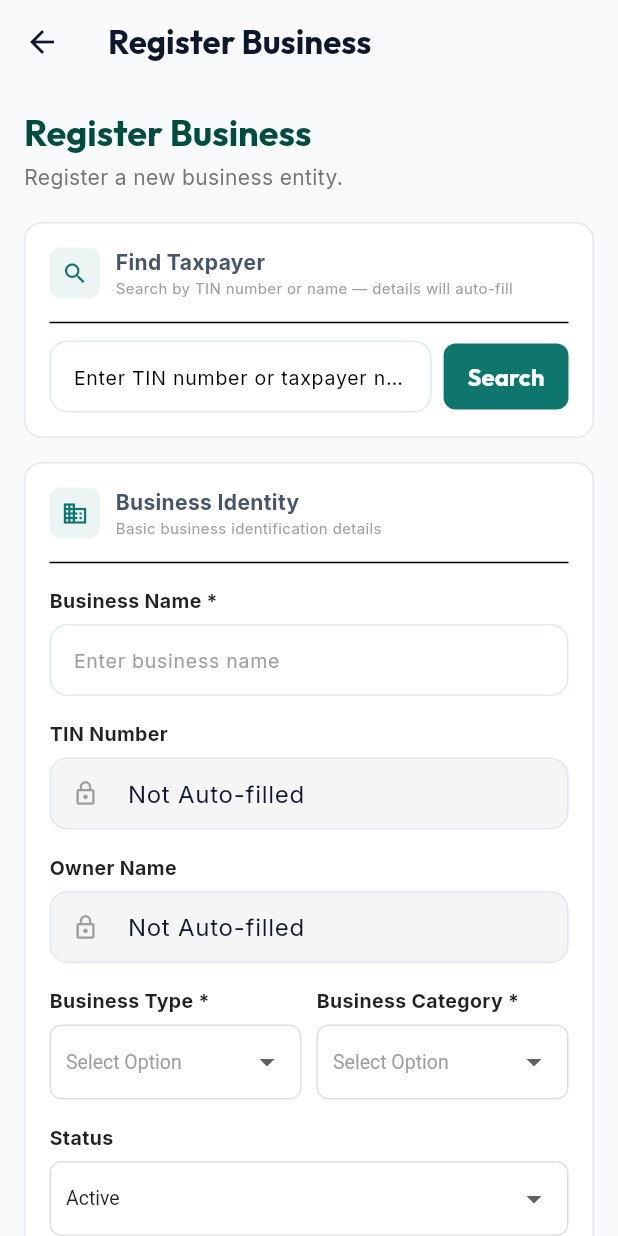
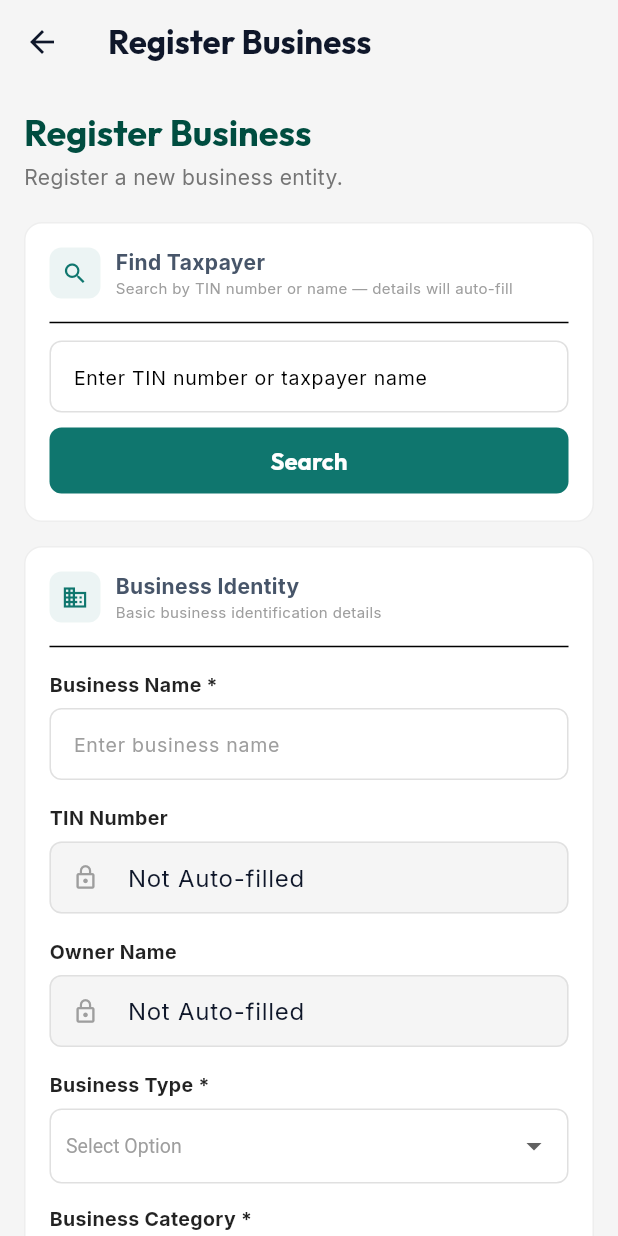
Before and after one commit to abdulmmh/nirapod-mobile-app, a Flutter app: the BusinessCreateScreen screen opened by its route, on a phone screen of 412 x 824 dp. Run offline on Flutter 3.47's test engine with Material 3 defaults, Android fonts, the phone set to English and light mode, and no system bars; our stand-ins replace dio, google_fonts, shared_preferences; accounts and stored records are empty.

Commit message:
feat: implement business management screens, taxpayer data models, and provider logic

```diff
--- a/lib/data/models/taxpayer.dart
+++ b/lib/data/models/taxpayer.dart
@@ -48,7 +48,7 @@ class Taxpayer {
       id: json['id'] ?? 0,
       fullName: json['fullName'],
       companyName: json['companyName'],
-      tin: json['tin'],
+      tin: json['tin'] ?? json['tinNumber'],
       nid: json['nid'],
       dateOfBirth: json['dateOfBirth'],
       gender: json['gender'],
--- a/lib/ui/screens/business/business_create_screen.dart
+++ b/lib/ui/screens/business/business_create_screen.dart
@@ -173,11 +173,12 @@ class _BusinessCreateScreenState extends State<BusinessCreateScreen> {
     final isDark = theme.brightness == Brightness.dark;
 
     return Scaffold(
+      backgroundColor: const Color(0xFFF5F5F5),
       appBar: AppBar(
         title: const Text('Register Business'),
         elevation: 0,
         backgroundColor: Colors.transparent,
-        foregroundColor: isDark ? Colors.white : Colors.black,
+        foregroundColor: Colors.black,
       ),
       body: SingleChildScrollView(
         padding: const EdgeInsets.all(16),
@@ -191,14 +192,14 @@ class _BusinessCreateScreenState extends State<BusinessCreateScreen> {
                 'Register Business',
                 style: theme.textTheme.headlineSmall?.copyWith(
                   fontWeight: FontWeight.bold,
-                  color: isDark ? Colors.white : Colors.teal.shade900,
+                  color: Colors.teal.shade900,
                 ),
               ),
               const SizedBox(height: 4),
               Text(
                 'Register a new business entity.',
                 style: theme.textTheme.bodyMedium?.copyWith(
-                  color: isDark ? Colors.white70 : Colors.grey.shade600,
+                  color: Colors.grey.shade600,
                 ),
               ),
               const SizedBox(height: 20),
@@ -210,8 +211,9 @@ class _BusinessCreateScreenState extends State<BusinessCreateScreen> {
                 icon: Icons.search,
                 isDark: isDark,
                 children: [
-                  Row(
-                    children: [
+                  _buildResponsiveRow(
+                    context,
+                    [
                       Expanded(
                         child: TextField(
                           controller: _searchController,
@@ -219,13 +221,19 @@ class _BusinessCreateScreenState extends State<BusinessCreateScreen> {
                             hintText: 'Enter TIN number or taxpayer name',
                             hintStyle: const TextStyle(fontSize: 13),
                             filled: true,
-                            fillColor: isDark ? AppColors.backgroundDark : Colors.white,
-                            border: OutlineInputBorder(borderRadius: BorderRadius.circular(8)),
+                            fillColor: Colors.white,
+                            border: OutlineInputBorder(
+                              borderRadius: BorderRadius.circular(8),
+                              borderSide: BorderSide(color: Colors.grey.shade300),
+                            ),
+                            enabledBorder: OutlineInputBorder(
+                              borderRadius: BorderRadius.circular(8),
+                              borderSide: BorderSide(color: Colors.grey.shade300),
+                            ),
                             contentPadding: const EdgeInsets.symmetric(horizontal: 12, vertical: 8),
                           ),
                         ),
                       ),
-                      const SizedBox(width: 8),
                       ElevatedButton(
                         style: ElevatedButton.styleFrom(
                           backgroundColor: AppColors.primary,
@@ -237,6 +245,7 @@ class _BusinessCreateScreenState extends State<BusinessCreateScreen> {
                         child: const Text('Search', style: TextStyle(fontWeight: FontWeight.bold)),
                       ),
                     ],
+                    spacing: 8,
                   ),
                   if (_isAutoFilled) ...[
                     const SizedBox(height: 12),
@@ -301,8 +310,9 @@ class _BusinessCreateScreenState extends State<BusinessCreateScreen> {
                     decoration: _inputDecoration('', isDark, isLocked: true),
                   ),
                   const SizedBox(height: 12),
-                  Row(
-                    children: [
+                  _buildResponsiveRow(
+                    context,
+                    [
                       Expanded(
                         child: Column(
                           crossAxisAlignment: CrossAxisAlignment.start,
@@ -312,7 +322,6 @@ class _BusinessCreateScreenState extends State<BusinessCreateScreen> {
                           ],
                         ),
                       ),
-                      const SizedBox(width: 10),
                       Expanded(
                         child: Column(
                           crossAxisAlignment: CrossAxisAlignment.start,
@@ -345,8 +354,9 @@ class _BusinessCreateScreenState extends State<BusinessCreateScreen> {
                     decoration: _inputDecoration('e.g. TL-44821', isDark),
                   ),
                   const SizedBox(height: 12),
-                  Row(
-                    children: [
+                  _buildResponsiveRow(
+                    context,
+                    [
                       Expanded(
                         child: Column(
                           crossAxisAlignment: CrossAxisAlignment.start,
@@ -356,7 +366,6 @@ class _BusinessCreateScreenState extends State<BusinessCreateScreen> {
                           ],
                         ),
                       ),
-                      const SizedBox(width: 10),
                       Expanded(
                         child: Column(
                           crossAxisAlignment: CrossAxisAlignment.start,
@@ -396,8 +405,9 @@ class _BusinessCreateScreenState extends State<BusinessCreateScreen> {
                     decoration: _inputDecoration('01xxx-xxxxxx', isDark),
                   ),
                   const SizedBox(height: 12),
-                  Row(
-                    children: [
+                  _buildResponsiveRow(
+                    context,
+                    [
                       Expanded(
                         child: Column(
                           crossAxisAlignment: CrossAxisAlignment.start,
@@ -407,7 +417,6 @@ class _BusinessCreateScreenState extends State<BusinessCreateScreen> {
                           ],
                         ),
                       ),
-                      const SizedBox(width: 10),
                       Expanded(
                         child: Column(
                           crossAxisAlignment: CrossAxisAlignment.start,
@@ -519,12 +528,16 @@ class _BusinessCreateScreenState extends State<BusinessCreateScreen> {
       hintStyle: const TextStyle(fontSize: 13, color: Colors.grey),
       filled: true,
       fillColor: isLocked
-          ? (isDark ? Colors.grey.shade900 : Colors.grey.shade100)
-          : (isDark ? AppColors.backgroundDark : Colors.white),
+          ? Colors.grey.shade100
+          : Colors.white,
       prefixIcon: isLocked ? const Icon(Icons.lock_outline, size: 18, color: Colors.grey) : null,
       border: OutlineInputBorder(
         borderRadius: BorderRadius.circular(8),
-        borderSide: BorderSide(color: isDark ? AppColors.borderDark : Colors.grey.shade300),
+        borderSide: BorderSide(color: Colors.grey.shade300),
+      ),
+      enabledBorder: OutlineInputBorder(
+        borderRadius: BorderRadius.circular(8),
+        borderSide: BorderSide(color: Colors.grey.shade300),
       ),
       contentPadding: const EdgeInsets.symmetric(horizontal: 12, vertical: 10),
     );
@@ -539,17 +552,17 @@ class _BusinessCreateScreenState extends State<BusinessCreateScreen> {
     return Container(
       padding: const EdgeInsets.symmetric(horizontal: 10),
       decoration: BoxDecoration(
-        color: isDark ? AppColors.backgroundDark : Colors.white,
+        color: Colors.white,
         borderRadius: BorderRadius.circular(8),
-        border: Border.all(color: isDark ? AppColors.borderDark : Colors.grey.shade300),
+        border: Border.all(color: Colors.grey.shade300),
       ),
       child: DropdownButtonHideUnderline(
         child: DropdownButton<String>(
           value: selected,
           hint: const Text('Select Option', style: TextStyle(fontSize: 13, color: Colors.grey)),
           isExpanded: true,
-          style: TextStyle(fontSize: 13, color: isDark ? Colors.white : Colors.black87),
-          items: items.map((i) => DropdownMenuItem<String>(value: i, child: Text(i))).toList(),
+          style: const TextStyle(fontSize: 13, color: Colors.black87),
+          items: items.map((i) => DropdownMenuItem<String>(value: i, child: Text(i, style: const TextStyle(color: Colors.black87)))).toList(),
           onChanged: onChanged,
         ),
       ),
@@ -562,22 +575,56 @@ class _BusinessCreateScreenState extends State<BusinessCreateScreen> {
       child: Container(
         padding: const EdgeInsets.symmetric(horizontal: 12, vertical: 12),
         decoration: BoxDecoration(
-          color: isDark ? AppColors.backgroundDark : Colors.white,
+          color: Colors.white,
           borderRadius: BorderRadius.circular(8),
-          border: Border.all(color: isDark ? AppColors.borderDark : Colors.grey.shade300),
+          border: Border.all(color: Colors.grey.shade300),
         ),
         child: Row(
           mainAxisAlignment: MainAxisAlignment.spaceBetween,
           children: [
             Text(
               dateValue ?? 'mm/dd/yyyy',
-              style: TextStyle(fontSize: 13, color: dateValue == null ? Colors.grey : (isDark ? Colors.white : Colors.black87)),
+              style: TextStyle(fontSize: 13, color: dateValue == null ? Colors.grey : Colors.black87),
             ),
             const Icon(Icons.calendar_today_outlined, size: 16, color: Colors.grey),
           ],
         ),
       ),
     );
+  }
+
+  Widget _buildResponsiveRow(BuildContext context, List<Widget> children, {double spacing = 10}) {
+    final width = MediaQuery.of(context).size.width;
+    final cleanChildren = children.where((c) => c is! SizedBox).toList();
+    if (width < 600) {
+      final List<Widget> columnChildren = [];
+      for (int i = 0; i < cleanChildren.length; i++) {
+        var child = cleanChildren[i];
+        if (child is Expanded) {
+          child = child.child;
+        }
+        columnChildren.add(child);
+        if (i < cleanChildren.length - 1) {
+          columnChildren.add(SizedBox(height: spacing));
+        }
+      }
+      return Column(
+        crossAxisAlignment: CrossAxisAlignment.stretch,
+        children: columnChildren,
+      );
+    } else {
+      final List<Widget> rowChildren = [];
+      for (int i = 0; i < cleanChildren.length; i++) {
+        rowChildren.add(cleanChildren[i]);
+        if (i < cleanChildren.length - 1) {
+          rowChildren.add(SizedBox(width: spacing));
+        }
+      }
+      return Row(
+        crossAxisAlignment: CrossAxisAlignment.start,
+        children: rowChildren,
+      );
+    }
   }
 
   Widget _buildFormSection({
@@ -590,9 +637,9 @@ class _BusinessCreateScreenState extends State<BusinessCreateScreen> {
     return Container(
       padding: const EdgeInsets.all(16),
       decoration: BoxDecoration(
-        color: isDark ? AppColors.surfaceDark : AppColors.surface,
+        color: Colors.white,
         borderRadius: BorderRadius.circular(12),
-        border: Border.all(color: isDark ? AppColors.borderDark : AppColors.border),
+        border: Border.all(color: Colors.grey.shade200),
       ),
       child: Column(
         crossAxisAlignment: CrossAxisAlignment.start,
```
Also changed, not shown: lib/providers/taxpayer_provider.dart (+44 -44 lines), lib/ui/screens/business/business_detail_screen.dart (+9 -8 lines), lib/ui/screens/business/business_screen.dart (+30 -23 lines), lib/ui/screens/profile/profile_screen.dart (+9 -8 lines), lib/ui/screens/tin/issue_tin_screen.dart (+70 -23 lines).
